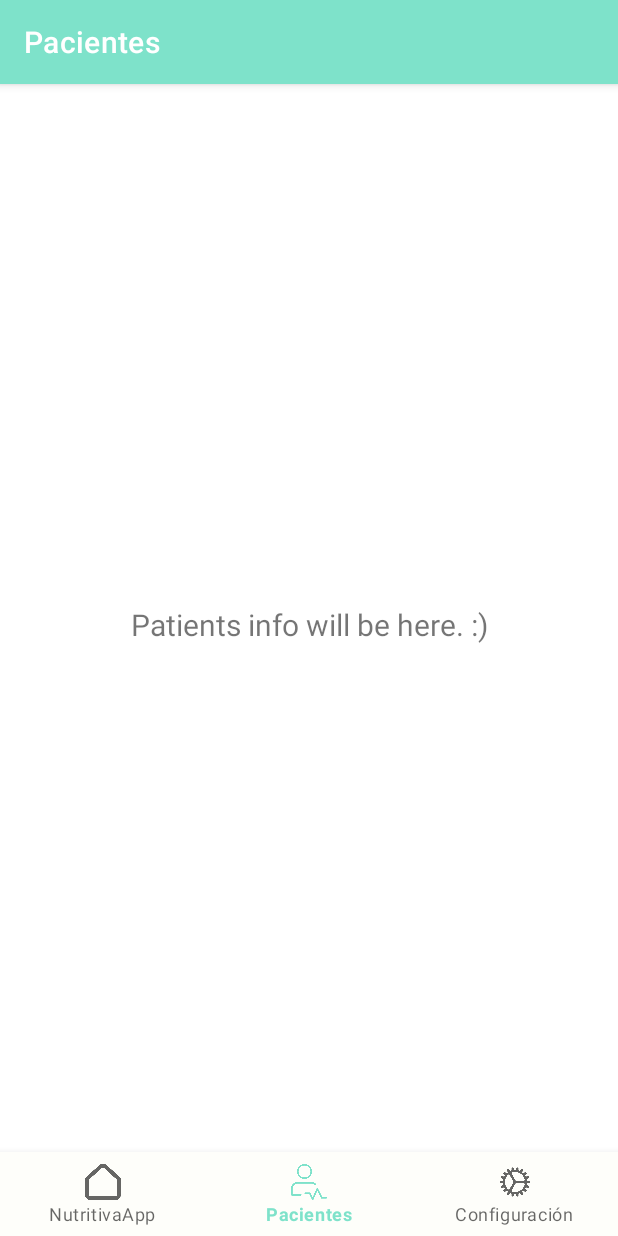
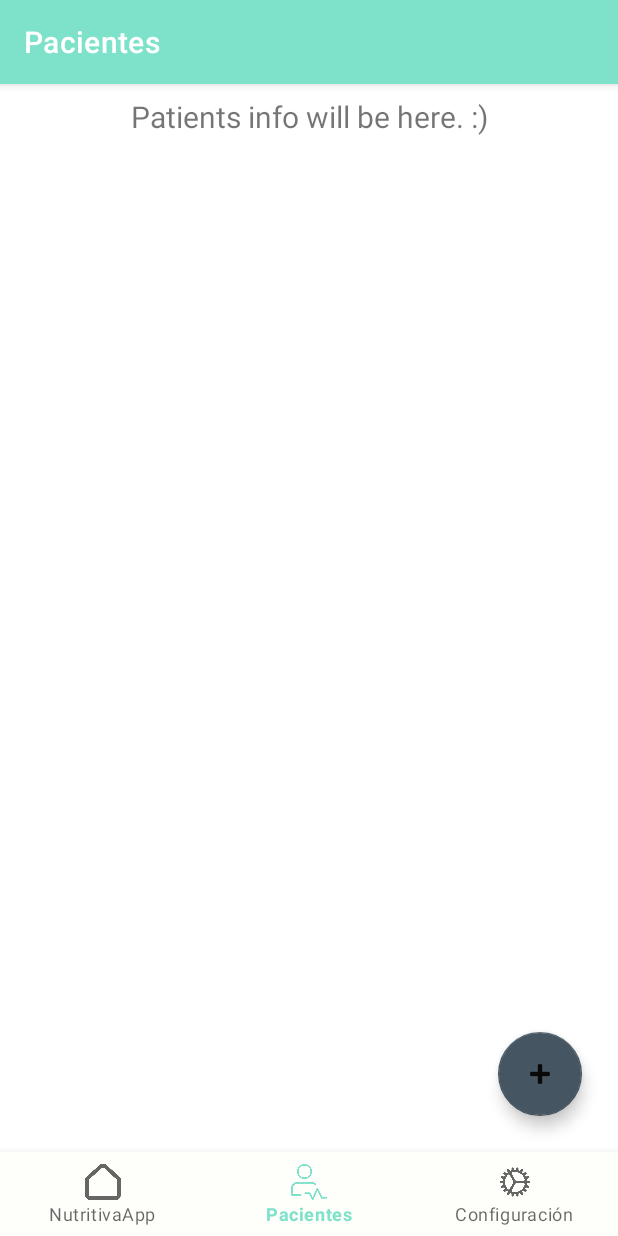
Before and after one commit to FernandoMelgar/Nutritivapp, an Android app built with Jetpack Compose: the PatientsFragment screen opened through its navigation route, on a phone screen of 412 x 824 dp. Run offline under Robolectric (Android 15) with nearby library versions, the phone set to English and light mode, and no system bars; our stand-ins replace navigation-ui; Roboto replaces fonts that are not available here.

Commit message:
Creé el adaptador de los renglones de los pacientes
Falta:
- enlazar el FAB para que salga el fragmento
- Poner el diseño de los renglones y el fragmento de add_patient_fragment.xml
- poner los datos del paciente en los renglones

```diff
--- a/app/build.gradle
+++ b/app/build.gradle
@@ -54,6 +54,8 @@ dependencies {
     implementation 'androidx.appcompat:appcompat:1.3.1'
     implementation 'com.google.android.material:material:1.4.0'
     implementation 'com.google.firebase:firebase-auth-ktx:21.0.1'
+    implementation 'androidx.constraintlayout:constraintlayout:2.1.1'
+    implementation 'androidx.legacy:legacy-support-v4:1.0.0'
     testImplementation 'junit:junit:4.13.2'
     implementation 'androidx.constraintlayout:constraintlayout:2.1.1'
     implementation 'androidx.lifecycle:lifecycle-livedata-ktx:2.3.1'
--- a/app/src/main/java/mx/nutritivalabs/nutritivapp/homescreen/ui/patients/PatientsFragment.kt
+++ b/app/src/main/java/mx/nutritivalabs/nutritivapp/homescreen/ui/patients/PatientsFragment.kt
@@ -8,12 +8,17 @@ import android.widget.TextView
 import androidx.fragment.app.Fragment
 import androidx.lifecycle.Observer
 import androidx.lifecycle.ViewModelProvider
+import androidx.recyclerview.widget.LinearLayoutManager
 import mx.nutritivalabs.nutritivapp.databinding.FragmentPatientsBinding
+import mx.nutritivalabs.nutritivapp.homescreen.ui.add_patient.AddPatientFragment
 
-class PatientsFragment : Fragment() {
+class PatientsFragment : Fragment(), RowListener {
 
     private lateinit var patientsViewModel: PatientsViewModel
     private var _binding: FragmentPatientsBinding? = null
+
+    private val patientAdapter = PatientAdapter(arrayListOf())
+
 
     // This property is only valid between onCreateView and
     // onDestroyView.
@@ -35,10 +40,32 @@ class PatientsFragment : Fragment() {
             textView.text = it
         })
         return root
+
+        configureAdapter()
+        configureEvents()
+
+    }
+
+    private fun configureEvents() {
+        binding.fabAddPatient.setOnClickListener {
+            //TODO iniciar proceso de agregar paciente
+        }
+    }
+
+    private fun configureAdapter() {
+        binding.rvPatient.apply{
+            layoutManager = LinearLayoutManager(context)
+            adapter = patientAdapter
+        }
+        patientAdapter.listener = this
     }
 
     override fun onDestroyView() {
         super.onDestroyView()
         _binding = null
     }
+
+    override fun rowClick(position: Int) {
+        TODO("Not yet implemented")
+    }
 }
--- /dev/null
+++ b/app/src/main/java/mx/nutritivalabs/nutritivapp/homescreen/ui/patients/RowListener.kt
@@ -0,0 +1,7 @@
+package mx.nutritivalabs.nutritivapp.homescreen.ui.patients
+
+interface RowListener {
+
+    fun rowClick(position: Int)
+
+}
--- a/app/src/main/res/layout/fragment_patients.xml
+++ b/app/src/main/res/layout/fragment_patients.xml
@@ -2,6 +2,7 @@
 <androidx.constraintlayout.widget.ConstraintLayout xmlns:android="http://schemas.android.com/apk/res/android"
     xmlns:app="http://schemas.android.com/apk/res-auto"
     xmlns:tools="http://schemas.android.com/tools"
+    android:id="@+id/fabAddPatient"
     android:layout_width="match_parent"
     android:layout_height="match_parent"
     tools:context=".homescreen.ui.patients.PatientsFragment">
@@ -15,8 +16,31 @@
         android:layout_marginEnd="8dp"
         android:textAlignment="center"
         android:textSize="20sp"
+        app:layout_constraintEnd_toEndOf="parent"
+        app:layout_constraintStart_toStartOf="parent"
+        app:layout_constraintTop_toTopOf="parent" />
+
+    <androidx.recyclerview.widget.RecyclerView
+        android:id="@+id/rvPatient"
+        android:layout_width="0dp"
+        android:layout_height="0dp"
+        android:layout_marginStart="8dp"
+        android:layout_marginTop="16dp"
+        android:layout_marginEnd="8dp"
+        android:layout_marginBottom="32dp"
         app:layout_constraintBottom_toBottomOf="parent"
         app:layout_constraintEnd_toEndOf="parent"
         app:layout_constraintStart_toStartOf="parent"
-        app:layout_constraintTop_toTopOf="parent" />
+        app:layout_constraintTop_toBottomOf="@+id/text_dashboard" />
+
+    <com.google.android.material.floatingactionbutton.FloatingActionButton
+        android:id="@+id/floatingActionButton"
+        android:layout_width="wrap_content"
+        android:layout_height="wrap_content"
+        android:layout_marginEnd="24dp"
+        android:layout_marginBottom="24dp"
+        android:clickable="true"
+        android:src="@android:drawable/ic_input_add"
+        app:layout_constraintBottom_toBottomOf="parent"
+        app:layout_constraintEnd_toEndOf="parent" />
 </androidx.constraintlayout.widget.ConstraintLayout>
```
Also changed, not shown: app/src/main/java/mx/nutritivalabs/nutritivapp/homescreen/ui/add_patient/AddPatientFragment.kt (added, +32 -0 lines), app/src/main/java/mx/nutritivalabs/nutritivapp/homescreen/ui/add_patient/AddPatientViewModel.kt (added, +7 -0 lines), app/src/main/java/mx/nutritivalabs/nutritivapp/homescreen/ui/patients/PatientAdapter.kt (added, +45 -0 lines), app/src/main/res/layout/add_patient_fragment.xml (added, +13 -0 lines), app/src/main/res/layout/patient_row.xml (added, +15 -0 lines).
